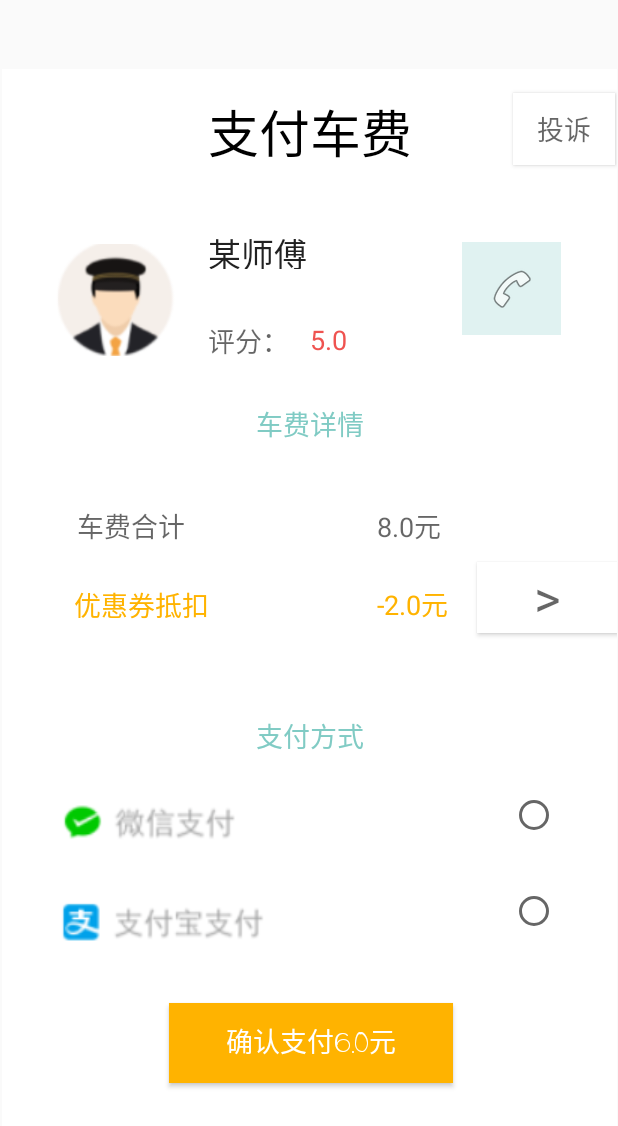
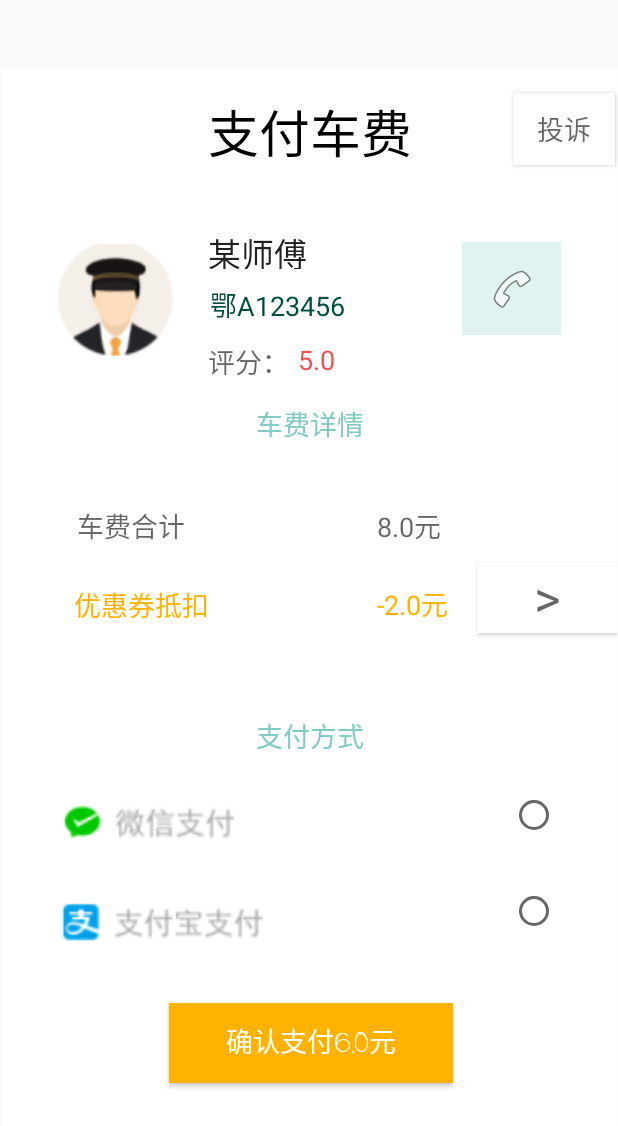
Before and after one commit to JoeJRW/DaDaTraffic, an Android app: the OrderpayActivity screen opened directly, with no data from a screen before it, on a phone screen of 412 x 824 dp. Shown: the top 1126 px of the screen. Run offline under Robolectric (Android 15) with nearby library versions, the phone set to English and light mode, and no system bars.

Commit message:
添加第三方滑动条控件，并加入到主界面中使用，添加了车牌号文本框

```diff
--- a/app/build.gradle
+++ b/app/build.gradle
@@ -28,6 +28,7 @@ dependencies {
     implementation 'androidx.constraintlayout:constraintlayout:1.1.3'
     implementation 'androidx.recyclerview:recyclerview:1.1.0'
     implementation 'com.google.android.material:material:1.1.0'
+    implementation project(path: ':slidebar')
     testImplementation 'junit:junit:4.12'
     androidTestImplementation 'androidx.test.ext:junit:1.1.1'
     androidTestImplementation 'androidx.test.espresso:espresso-core:3.2.0'
--- a/app/src/main/AndroidManifest.xml
+++ b/app/src/main/AndroidManifest.xml
@@ -39,7 +39,7 @@
     <uses-permission android:name="android.permission.MOUNT_UNMOUNT_FILESYSTEMS"
         tools:ignore="ProtectedPermissions"></uses-permission>
 
-    <application
+    <application tools:replace="android:label"
         android:allowBackup="true"
         android:icon="@mipmap/ic_launcher"
         android:label="@string/app_name"
--- a/app/src/main/java/com/whu/dadatraffic/Activity/OrderendActivity.java
+++ b/app/src/main/java/com/whu/dadatraffic/Activity/OrderendActivity.java
@@ -42,6 +42,11 @@ public class OrderendActivity extends AppCompatActivity {
         CharSequence driverName=driverFistName+"师傅";
         TextView textView1=findViewById(R.id.drivername3);
         textView1.setText(driverName);
+
+        //显示司机车牌号
+        String carID="鄂A123456";     //需修改-------------------------------------------------------
+        TextView carID3=findViewById(R.id.carID3);
+        carID3.setText(carID);
 
         //显示司机评分
         double driverScore=5.0;    //需修改----------------------------------------------------------
--- a/app/src/main/java/com/whu/dadatraffic/Activity/OrdermakeActivity.java
+++ b/app/src/main/java/com/whu/dadatraffic/Activity/OrdermakeActivity.java
@@ -31,6 +31,11 @@ public class OrdermakeActivity extends AppCompatActivity {
         CharSequence driverName=driverFistName+"师傅";
         TextView textView1=findViewById(R.id.drivername1);
         textView1.setText(driverName);
+
+        //显示司机车牌号               //需修改-------------------------------------------------------
+        String carID="鄂A123456";
+        TextView carID1=findViewById(R.id.carID1);
+        carID1.setText(carID);
 
         //显示司机评分
         double driverScore=5.0;    //需修改----------------------------------------------------------
--- a/app/src/main/java/com/whu/dadatraffic/Activity/OrderpayActivity.java
+++ b/app/src/main/java/com/whu/dadatraffic/Activity/OrderpayActivity.java
@@ -34,6 +34,11 @@ public class OrderpayActivity extends AppCompatActivity {
         CharSequence driverName=driverFistName+"师傅";
         TextView textView1=findViewById(R.id.drivername2);
         textView1.setText(driverName);
+
+        //显示司机车牌号
+        String carID="鄂A123456";      //需修改------------------------------------------------------------------
+        TextView carID2=findViewById(R.id.carID2);
+        carID2.setText(carID);
 
         //显示司机评分
         double driverScore=5.0;    //需修改----------------------------------------------------------------------
--- a/app/src/main/res/layout/activity_orderpay.xml
+++ b/app/src/main/res/layout/activity_orderpay.xml
@@ -47,16 +47,14 @@
             android:id="@+id/driverscore2"
             android:layout_width="50dp"
             android:layout_height="25dp"
-            android:layout_marginStart="12dp"
-            android:layout_marginLeft="12dp"
-            android:layout_marginTop="34dp"
-            android:layout_marginBottom="29dp"
+            android:layout_marginStart="4dp"
+            android:layout_marginLeft="4dp"
+            android:layout_marginTop="12dp"
             android:text="5.0"
             android:textAppearance="@style/TextAppearance.AppCompat.Medium"
             android:textColor="#EF5350"
-            app:layout_constraintBottom_toTopOf="@+id/textView8"
             app:layout_constraintStart_toEndOf="@+id/textView6"
-            app:layout_constraintTop_toBottomOf="@+id/drivername2" />
+            app:layout_constraintTop_toBottomOf="@+id/carID2" />
 
         <TextView
             android:id="@+id/textView6"
@@ -64,11 +62,9 @@
             android:layout_height="26dp"
             android:layout_marginStart="20dp"
             android:layout_marginLeft="20dp"
-            android:layout_marginTop="34dp"
-            android:layout_marginBottom="29dp"
+            android:layout_marginTop="48dp"
             android:text="评分："
             android:textAppearance="@style/TextAppearance.AppCompat.Medium"
-            app:layout_constraintBottom_toTopOf="@+id/textView8"
             app:layout_constraintStart_toEndOf="@+id/imageView3"
             app:layout_constraintTop_toBottomOf="@+id/drivername2" />
 
@@ -130,22 +126,6 @@
             android:layout_height="wrap_content"
             android:orientation="horizontal"
             app:layout_constraintGuide_begin="236dp" />
-
-        <TextView
-            android:id="@+id/textView8"
-            android:layout_width="72dp"
-            android:layout_height="24dp"
-            android:layout_marginStart="169dp"
-            android:layout_marginLeft="169dp"
-            android:layout_marginTop="29dp"
-            android:layout_marginEnd="169dp"
-            android:layout_marginRight="169dp"
-            android:text="车费详情"
-            android:textAppearance="@style/TextAppearance.AppCompat.Medium"
-            android:textColor="#80CBC4"
-            app:layout_constraintEnd_toEndOf="parent"
-            app:layout_constraintStart_toStartOf="parent"
-            app:layout_constraintTop_toBottomOf="@+id/driverscore2" />
 
         <TextView
             android:id="@+id/textView12"
@@ -275,6 +255,23 @@
             app:layout_constraintHorizontal_bias="0.0"
             app:layout_constraintStart_toStartOf="parent" />
 
+        <TextView
+            android:id="@+id/textView8"
+            android:layout_width="72dp"
+            android:layout_height="24dp"
+            android:layout_marginStart="169dp"
+            android:layout_marginLeft="169dp"
+            android:layout_marginTop="15dp"
+            android:layout_marginEnd="169dp"
+            android:layout_marginRight="169dp"
+            android:text="车费详情"
+            android:textAppearance="@style/TextAppearance.AppCompat.Medium"
+            android:textColor="#80CBC4"
+            app:layout_constraintEnd_toEndOf="parent"
+            app:layout_constraintHorizontal_bias="0.0"
+            app:layout_constraintStart_toStartOf="parent"
+            app:layout_constraintTop_toBottomOf="@+id/textView6" />
+
         <RadioGroup
             android:id="@+id/payOptionGroup"
             android:layout_width="32dp"
@@ -303,5 +300,20 @@
                 tools:layout_conversion_absoluteWidth="50dp" />
         </RadioGroup>
 
+        <TextView
+            android:id="@+id/carID2"
+            android:layout_width="110dp"
+            android:layout_height="26dp"
+            android:layout_marginStart="21dp"
+            android:layout_marginLeft="21dp"
+            android:layout_marginTop="10dp"
+            android:layout_marginBottom="12dp"
+            android:text="鄂A123456"
+            android:textAppearance="@style/TextAppearance.AppCompat.Medium"
+            android:textColor="#004D40"
+            app:layout_constraintBottom_toTopOf="@+id/driverscore2"
+            app:layout_constraintStart_toEndOf="@+id/imageView3"
+            app:layout_constraintTop_toBottomOf="@+id/drivername2" />
+
     </androidx.constraintlayout.widget.ConstraintLayout>
 </androidx.constraintlayout.widget.ConstraintLayout>
--- a/settings.gradle
+++ b/settings.gradle
@@ -1,2 +1,3 @@
+include ':slidebar'
 include ':app'
 rootProject.name = "DaDaTraffic"
```
Also changed, not shown: app/src/main/java/com/whu/dadatraffic/MainActivity.java (+31 -0 lines), app/src/main/res/layout/activity_main.xml (+21 -3 lines), app/src/main/res/layout/activity_orderend.xml (+24 -12 lines), app/src/main/res/layout/activity_ordermake.xml (+26 -8 lines).
